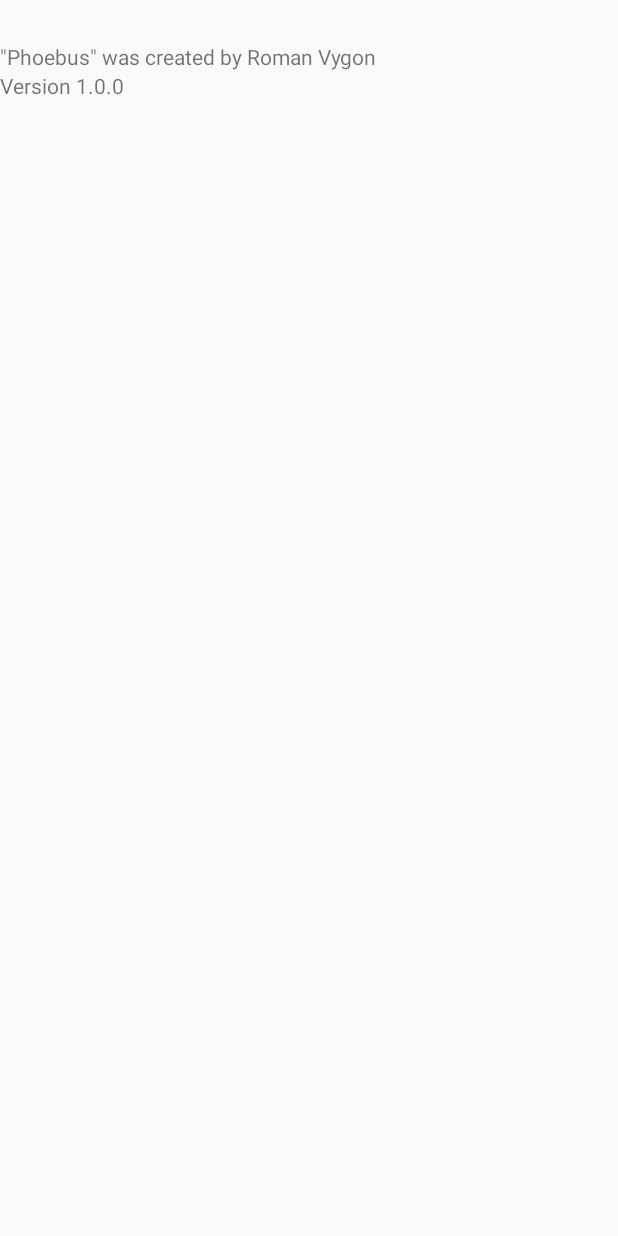
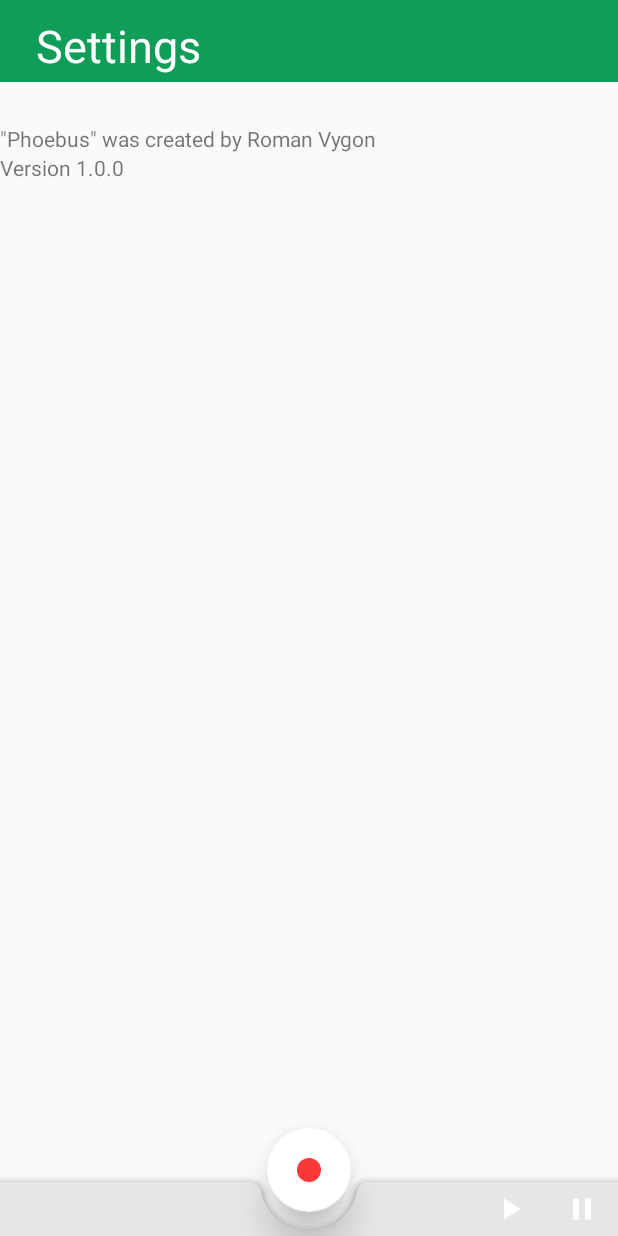
Before and after one commit to roman-vygon/mobileRecorder, an Android app: the SettingsActivity screen opened directly, with no data from a screen before it, on a phone screen of 412 x 824 dp. Before the commit the screen is almost empty. Run offline under Robolectric (Android 15) with nearby library versions, the phone set to English and light mode, and no system bars.

Commit message:
Task: added settings menu and navigation

```diff
--- a/app/src/main/java/com/rvygon/testapp/SettingsActivity.kt
+++ b/app/src/main/java/com/rvygon/testapp/SettingsActivity.kt
@@ -1,12 +1,33 @@
 package com.rvygon.testapp
 
+import android.content.Intent
 import androidx.appcompat.app.AppCompatActivity
 import android.os.Bundle
+import android.view.Menu
+import android.view.MenuItem
+import kotlinx.android.synthetic.main.activity_main.*
 
 class SettingsActivity : AppCompatActivity() {
 
     override fun onCreate(savedInstanceState: Bundle?) {
         super.onCreate(savedInstanceState)
         setContentView(R.layout.activity_settings)
+        setSupportActionBar(bar)
+    }
+    override fun onCreateOptionsMenu(menu: Menu): Boolean {
+        val inflater = menuInflater
+        inflater.inflate(R.menu.bottom_bar_buttons, menu)
+        return true
+    }
+    override fun onOptionsItemSelected(item: MenuItem): Boolean {
+
+        val a = item!!.getItemId()
+        if (a == R.id.app_bar_list)
+        {
+            val intent = Intent(this, MainActivity::class.java)
+            startActivity(intent)
+            finish()
+        }
+        return true
     }
 }
--- a/app/src/main/res/layout/activity_settings.xml
+++ b/app/src/main/res/layout/activity_settings.xml
@@ -7,13 +7,14 @@
     tools:context=".SettingsActivity">
 
     <LinearLayout
+        android:id="@+id/linearLayout"
         android:layout_width="0dp"
         android:layout_height="0dp"
         android:orientation="vertical"
         app:layout_constraintBottom_toTopOf="@+id/guideline13"
         app:layout_constraintEnd_toEndOf="parent"
         app:layout_constraintStart_toStartOf="parent"
-        app:layout_constraintTop_toTopOf="parent">
+        app:layout_constraintTop_toTopOf="@+id/guideline15">
 
         <TextView
             android:id="@+id/textView"
@@ -34,5 +35,76 @@
         android:layout_width="wrap_content"
         android:layout_height="wrap_content"
         android:orientation="horizontal"
-        app:layout_constraintGuide_begin="145dp" />
+        app:layout_constraintGuide_begin="275dp" />
+
+    <androidx.coordinatorlayout.widget.CoordinatorLayout
+        android:id="@+id/lowerPanel"
+        android:layout_width="0dp"
+        android:layout_height="0dp"
+        app:layout_constraintBottom_toBottomOf="parent"
+        app:layout_constraintEnd_toEndOf="parent"
+        app:layout_constraintStart_toStartOf="parent"
+        app:layout_constraintTop_toTopOf="@+id/guideline14">
+
+        <!-- Other components and views -->
+
+        <com.google.android.material.bottomappbar.BottomAppBar
+            android:id="@+id/bar"
+            android:layout_width="match_parent"
+            android:layout_height="36dp"
+            android:layout_gravity="bottom"
+            app:backgroundTint="@color/lowerPanel"
+            app:fabAlignmentMode="center"
+            app:fabCradleMargin="5dp"
+            app:fabCradleRoundedCornerRadius="8dp"
+            app:fabCradleVerticalOffset="0dp" />
+
+        <com.google.android.material.floatingactionbutton.FloatingActionButton
+            android:id="@+id/recordButton"
+            android:layout_width="wrap_content"
+            android:layout_height="wrap_content"
+            android:src="@drawable/ic_fiber_manual_record_black_24dp"
+            app:backgroundTint="@android:color/background_light"
+            app:elevation="16dp"
+            app:layout_anchor="@+id/bar" />
+
+    </androidx.coordinatorlayout.widget.CoordinatorLayout>
+
+    <androidx.constraintlayout.widget.Guideline
+        android:id="@+id/guideline14"
+        android:layout_width="wrap_content"
+        android:layout_height="wrap_content"
+        android:orientation="horizontal"
+        app:layout_constraintGuide_begin="608dp" />
+
+    <androidx.constraintlayout.widget.Guideline
+        android:id="@+id/guideline15"
+        android:layout_width="wrap_content"
+        android:layout_height="wrap_content"
+        android:orientation="horizontal"
+        app:layout_constraintGuide_begin="55dp" />
+
+    <androidx.constraintlayout.widget.ConstraintLayout
+        android:layout_width="0dp"
+        android:layout_height="0dp"
+        android:background="@color/colorAccent"
+        app:layout_constraintBottom_toTopOf="@+id/guideline15"
+        app:layout_constraintEnd_toEndOf="parent"
+        app:layout_constraintStart_toStartOf="parent"
+        app:layout_constraintTop_toTopOf="parent">
+
+        <TextView
+            android:id="@+id/textView6"
+            android:layout_width="wrap_content"
+            android:layout_height="wrap_content"
+            android:layout_marginBottom="4dp"
+            android:text="Settings"
+            android:textColor="@android:color/background_light"
+            android:textSize="30sp"
+            app:layout_constraintBottom_toBottomOf="parent"
+            app:layout_constraintEnd_toEndOf="parent"
+            app:layout_constraintHorizontal_bias="0.079"
+            app:layout_constraintStart_toStartOf="parent" />
+    </androidx.constraintlayout.widget.ConstraintLayout>
+
 </androidx.constraintlayout.widget.ConstraintLayout>
--- a/app/src/main/res/menu/bottom_bar_buttons.xml
+++ b/app/src/main/res/menu/bottom_bar_buttons.xml
@@ -3,12 +3,12 @@
     xmlns:app="http://schemas.android.com/apk/res-auto"
     xmlns:android="http://schemas.android.com/apk/res/android">
     <item
-        android:id="@+id/app_bar_search"
+        android:id="@+id/app_bar_settings"
         android:icon="@drawable/ic_play"
         android:title="Settings"
         app:showAsAction="ifRoom"/>
     <item
-        android:id="@+id/app_bar_settings"
+        android:id="@+id/app_bar_list"
         android:title="List"
         android:icon="@drawable/ic_pause"
         app:showAsAction="ifRoom"/>
```
Also changed, not shown: app/src/main/java/com/rvygon/testapp/MainActivity.kt (+15 -3 lines), app/src/main/res/drawable/ic_list.xml (added, +9 -0 lines), app/src/main/res/drawable/ic_settings.xml (added, +9 -0 lines), app/src/main/res/layout/activity_main.xml (+0 -11 lines).
